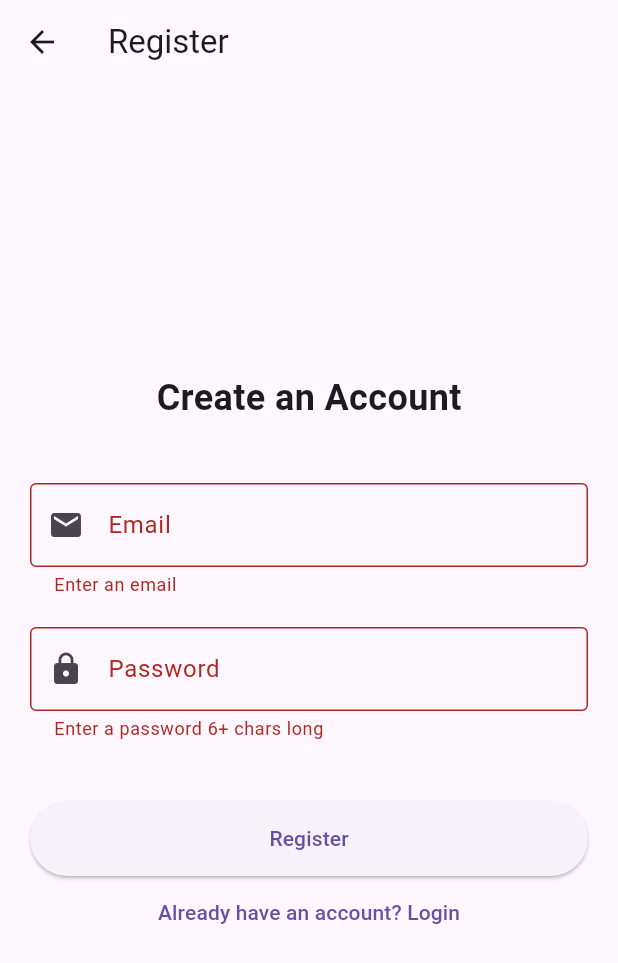
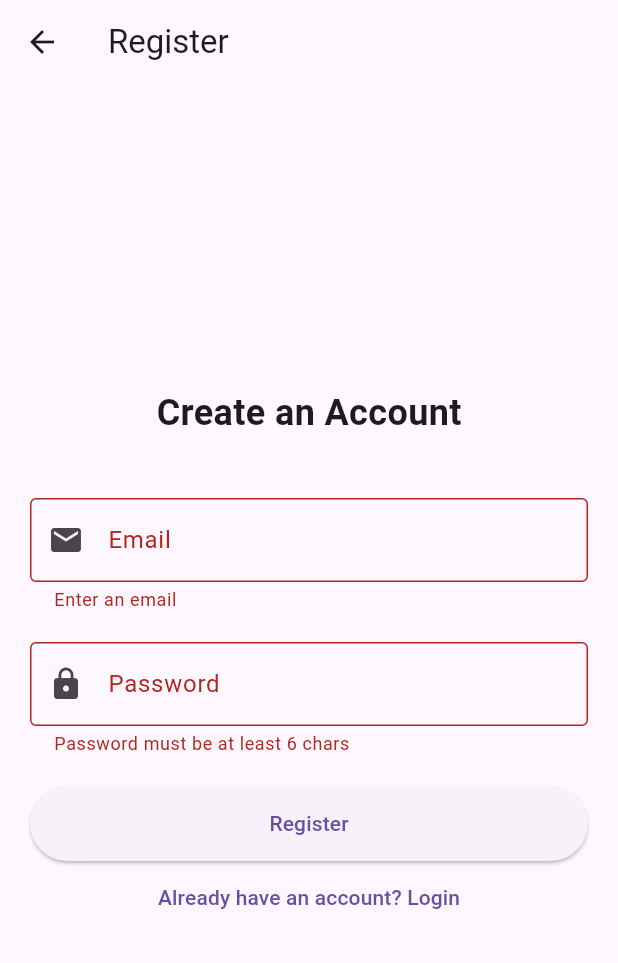
Before and after one commit to NgocLieu2204/smart_warehouse_manager, a Flutter app: the RegisterScreen screen opened directly, after a tap on "Register", on a phone screen of 412 x 824 dp. Shown: the top 963 px of the screen. Run offline on Flutter 3.47's test engine with Material 3 defaults, Android fonts, the phone set to English and light mode, and no system bars; our stand-ins replace cloud_firestore, firebase_auth, firebase_core, flutter_bloc; accounts and stored records are empty.

```diff
--- /dev/null
+++ b/lib/blocs/auth/auth_event.dart
@@ -0,0 +1,18 @@
+abstract class AuthEvent {}
+// Event for requesting login
+class LoginRequested extends AuthEvent {
+  final String username;
+  final String password;
+
+  LoginRequested({required this.username, required this.password});
+}
+//event for registering a new user
+class RegisterRequested extends AuthEvent {
+  final String username;
+  final String password;
+
+  RegisterRequested({required this.username, required this.password});
+}
+
+// Event for requesting logout
+class LogoutRequested extends AuthEvent {}
--- /dev/null
+++ b/lib/blocs/auth/auth_state.dart
@@ -0,0 +1,17 @@
+abstract class AuthState {}
+
+class AuthInitial extends AuthState {}
+
+class AuthLoading extends AuthState {}
+
+class AuthAuthenticated extends AuthState {
+  final String token;
+
+  AuthAuthenticated(this.token);
+}
+
+class AuthError extends AuthState {
+  final String? message;
+
+  AuthError({this.message});
+}
--- a/lib/views/auth/register_screen.dart
+++ b/lib/views/auth/register_screen.dart
@@ -1,6 +1,10 @@
 import 'package:flutter/material.dart';
-import 'package:smart_warehouse_manager/services/auth_service.dart';
-import 'package:smart_warehouse_manager/views/dashboard/dashboard_screen.dart';
+import 'package:flutter_bloc/flutter_bloc.dart';
+import '../../blocs/auth/auth_bloc.dart';
+import '../../blocs/auth/auth_event.dart';
+import '../../blocs/auth/auth_state.dart';
+import '../../repositories/auth_repository.dart';
+import '../dashboard/dashboard_screen.dart';
 
 class RegisterScreen extends StatefulWidget {
   const RegisterScreen({super.key});
@@ -10,44 +14,39 @@ class RegisterScreen extends StatefulWidget {
 }
 
 class _RegisterScreenState extends State<RegisterScreen> {
-  final AuthService _auth = AuthService();
   final _emailController = TextEditingController();
   final _passwordController = TextEditingController();
   final _formKey = GlobalKey<FormState>();
-  String _error = '';
-  bool _isLoading = false;
-
-  void _register() async {
-    if (_formKey.currentState!.validate()) {
-      setState(() => _isLoading = true);
-      dynamic result = await _auth.registerWithEmailAndPassword(
-        _emailController.text.trim(),
-        _passwordController.text.trim(),
-      );
-      if (result == null) {
-        setState(() {
-          _error = 'Please supply a valid email';
-          _isLoading = false;
-        });
-      } else {
-         Navigator.of(context).pushReplacement(
-            MaterialPageRoute(builder: (context) => const DashboardScreen()));
-      }
-    }
-  }
 
   @override
   Widget build(BuildContext context) {
-    return Scaffold(
+    return BlocProvider(
+      create: (_) => AuthBloc(AuthRepository()),
+      child: Scaffold(
         appBar: AppBar(title: const Text('Register')),
-      body: Center(
+        body: BlocConsumer<AuthBloc, AuthState>(
+          listener: (context, state) {
+            if (state is AuthAuthenticated) {
+              Navigator.of(context).pushReplacement(
+                MaterialPageRoute(builder: (_) => const DashboardScreen()),
+              );
+            }
+            if (state is AuthError) {
+              ScaffoldMessenger.of(context).showSnackBar(
+                SnackBar(content: Text(state.message ?? 'An error occurred')),
+              );
+            }
+          },
+          builder: (context, state) {
+            bool isLoading = state is AuthLoading;
+
+            return Center(
               child: SingleChildScrollView(
                 padding: const EdgeInsets.all(20.0),
                 child: Form(
                   key: _formKey,
                   child: Column(
-              mainAxisAlignment: MainAxisAlignment.center,
-              children: <Widget>[
+                    children: [
                       const Text(
                         'Create an Account',
                         style: TextStyle(fontSize: 24, fontWeight: FontWeight.bold),
@@ -66,7 +65,7 @@ class _RegisterScreenState extends State<RegisterScreen> {
                       TextFormField(
                         controller: _passwordController,
                         obscureText: true,
-                  validator: (val) => val!.length < 6 ? 'Enter a password 6+ chars long' : null,
+                        validator: (val) => val!.length < 6 ? 'Password must be at least 6 chars' : null,
                         decoration: const InputDecoration(
                           prefixIcon: Icon(Icons.lock),
                           labelText: 'Password',
@@ -74,28 +73,34 @@ class _RegisterScreenState extends State<RegisterScreen> {
                         ),
                       ),
                       const SizedBox(height: 20),
-                if (_error.isNotEmpty)
-                  Text(
-                    _error,
-                    style: const TextStyle(color: Colors.red, fontSize: 14.0),
-                  ),
-                const SizedBox(height: 20),
-                _isLoading
+                      isLoading
                           ? const CircularProgressIndicator()
                           : ElevatedButton(
                               style: ElevatedButton.styleFrom(
                                 minimumSize: const Size(double.infinity, 50),
                               ),
-                        onPressed: _register,
+                              onPressed: () {
+                                if (_formKey.currentState!.validate()) {
+                                  context.read<AuthBloc>().add(
+                                        RegisterRequested(
+                                          username: _emailController.text.trim(),
+                                          password: _passwordController.text.trim(),
+                                        ),
+                                      );
+                                }
+                              },
                               child: const Text('Register'),
                             ),
                       TextButton(
                         onPressed: () => Navigator.of(context).pop(),
                         child: const Text('Already have an account? Login'),
-                )
+                      ),
                     ],
                   ),
                 ),
+              ),
+            );
+          },
         ),
       ),
     );
--- a/pubspec.yaml
+++ b/pubspec.yaml
@@ -29,6 +29,7 @@ dependencies:
   fl_chart: ^0.68.0
   flutter_local_notifications: ^17.2.1
   path_provider: ^2.0.11
+  flutter_bloc: ^9.1.1
 
 # =======================================================
 # Dev Dependencies: Thư viện chỉ dùng để phát triển và test
```
Also changed, not shown: lib/blocs/auth/auth_bloc.dart (added, +52 -0 lines), lib/main.dart (+28 -16 lines), lib/repositories/auth_repository.dart (added, +50 -0 lines), lib/services/auth_service.dart (+27 -36 lines), lib/services/dio_client.dart (added, +20 -0 lines), lib/views/auth/login_screen.dart (+58 -46 lines), lib/repositories/product_repository_test.dart (added), pubspec.lock. Lines whose indentation alone changed are shown as unchanged.
